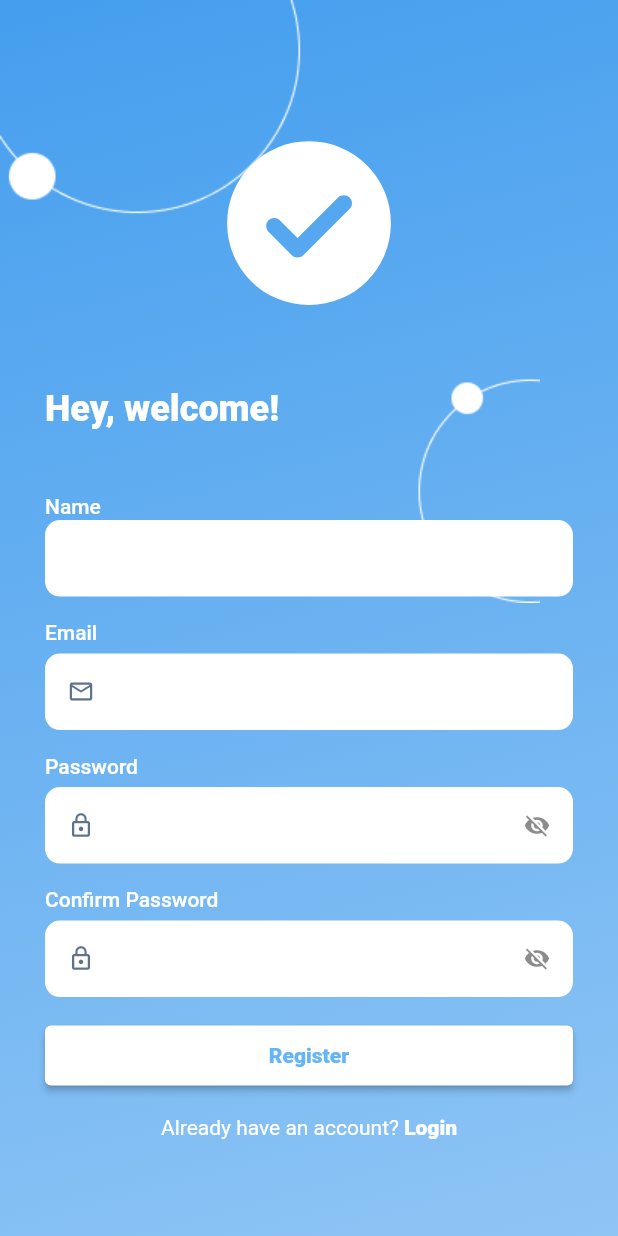
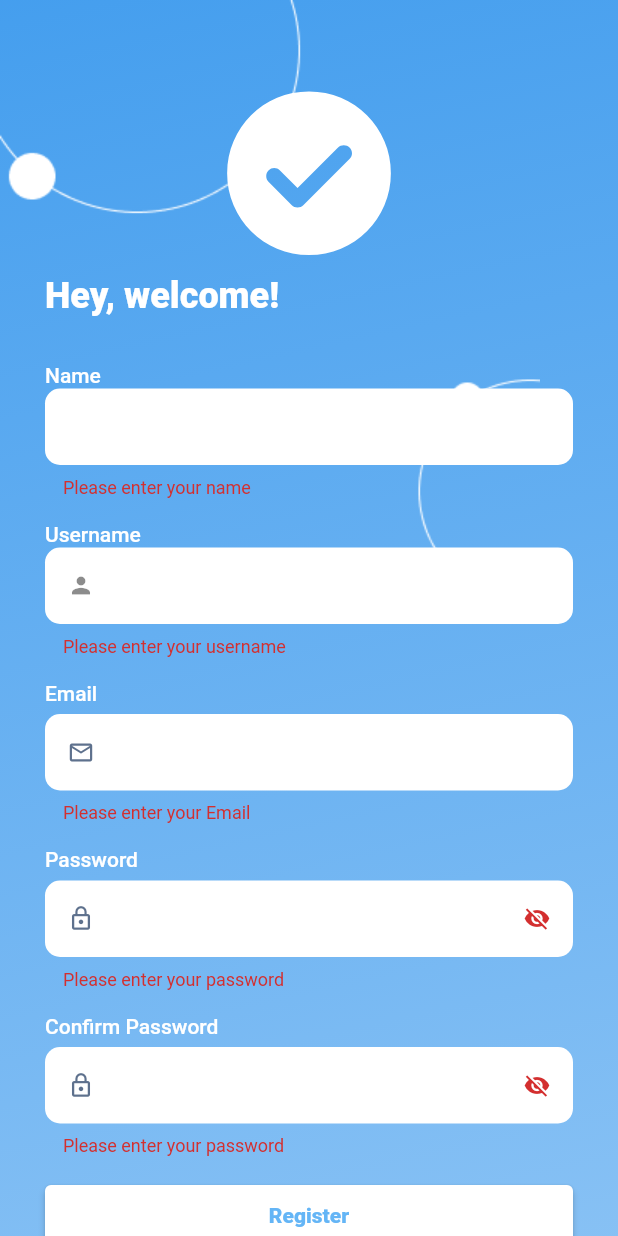
Before and after one commit to Aseupan/Mobile, a Flutter app: the screen it shows after launch, after a tap on "Register", on a phone screen of 412 x 824 dp. Run offline on Flutter 3.47's test engine with Material 2 defaults, Android fonts, the phone set to English and light mode, and no system bars; our stand-ins replace dio, email_validator, flutter_hooks, flutter_screenutil, flutter_svg, fluttertoast and 4 more; generated files the repository leaves out were written again; Roboto replaces fonts that are missing (Poppins).

Commit message:
register API management and add toast (#6)

```diff
--- a/lib/services/api/base_url.dart
+++ b/lib/services/api/base_url.dart
@@ -1 +1 @@
-String BASE_URL = "https://ecd2-175-45-191-252.ap.ngrok.io";
+String BASE_URL = "https://38ef-118-99-127-58.ap.ngrok.io";
--- a/lib/views/auth/login_screen.dart
+++ b/lib/views/auth/login_screen.dart
@@ -1,7 +1,6 @@
 import 'package:flutter/gestures.dart';
 import 'package:flutter/material.dart';
 import 'package:flutter_svg/flutter_svg.dart';
-import 'package:fluttertoast/fluttertoast.dart';
 import 'package:get/get.dart';
 import 'package:mobile/controller/auth/auth_controller.dart';
 import 'package:mobile/routes/app_routes.dart';
--- a/lib/views/auth/register_screen.dart
+++ b/lib/views/auth/register_screen.dart
@@ -1,8 +1,11 @@
+import 'package:email_validator/email_validator.dart';
 import 'package:flutter/gestures.dart';
 import 'package:flutter/material.dart';
 import 'package:flutter_svg/flutter_svg.dart';
 import 'package:get/get.dart';
+import 'package:mobile/controller/auth/auth_controller.dart';
 import 'package:mobile/routes/app_routes.dart';
+import 'package:mobile/services/api/user_token.dart';
 import 'package:mobile/utils/color_contant.dart';
 import 'package:mobile/widgets/text_styles.dart';
 import 'package:sizer/sizer.dart';
@@ -16,6 +19,10 @@ class RegisterScreen extends StatefulWidget {
 
 class _RegisterScreenState extends State<RegisterScreen> {
   bool _obscureText = true;
+  bool _obscureConfirmPassword = true;
+  final _formKey = GlobalKey<FormState>();
+  final AuthController _controller = Get.find<AuthController>();
+  final confirmPasswordController = TextEditingController();
 
   @override
   Widget build(BuildContext context) {
@@ -26,19 +33,20 @@ class _RegisterScreenState extends State<RegisterScreen> {
             gradient: ColorConstants.gradient['blue2'],
           ),
           width: 100.w,
-          height: 100.h,
           child: Stack(
             children: [
               Image(
                 image: AssetImage("assets/images/login.png"),
               ),
-              Padding(
+              Form(
+                key: _formKey,
+                child: Padding(
                   padding: EdgeInsets.symmetric(horizontal: 30),
                   child: Column(
                     mainAxisAlignment: MainAxisAlignment.spaceAround,
                     crossAxisAlignment: CrossAxisAlignment.start,
                     children: [
-                    SizedBox(height: 20),
+                      SizedBox(height: 50),
                       Center(
                         child: SvgPicture.asset("assets/images/logo.svg"),
                       ),
@@ -49,6 +57,7 @@ class _RegisterScreenState extends State<RegisterScreen> {
                           weight: FontWeight.w800,
                         ),
                       ),
+                      SizedBox(height: 30),
                       Column(
                         crossAxisAlignment: CrossAxisAlignment.start,
                         children: [
@@ -59,7 +68,7 @@ class _RegisterScreenState extends State<RegisterScreen> {
                               color: Colors.white,
                             ),
                           ),
-                        TextField(
+                          TextFormField(
                             decoration: InputDecoration(
                               filled: true,
                               isDense: true,
@@ -69,7 +78,42 @@ class _RegisterScreenState extends State<RegisterScreen> {
                               ),
                               fillColor: Colors.white,
                             ),
-                          keyboardType: TextInputType.emailAddress,
+                            controller: _controller.registerForm['name'],
+                            validator: (value) {
+                              if (value!.isEmpty) {
+                                return 'Please enter your name';
+                              }
+
+                              return null;
+                            },
+                          ),
+                          SizedBox(height: 15),
+                          Text(
+                            "Username",
+                            style: bodyTextStyle(
+                              weight: FontWeight.w500,
+                              color: Colors.white,
+                            ),
+                          ),
+                          TextFormField(
+                            decoration: InputDecoration(
+                              prefixIcon: Icon(Icons.person),
+                              filled: true,
+                              isDense: true,
+                              border: OutlineInputBorder(
+                                borderRadius: BorderRadius.circular(10.0),
+                                borderSide: BorderSide.none,
+                              ),
+                              fillColor: Colors.white,
+                            ),
+                            controller: _controller.registerForm['username'],
+                            validator: (value) {
+                              if (value!.isEmpty) {
+                                return 'Please enter your username';
+                              }
+
+                              return null;
+                            },
                           ),
                           SizedBox(height: 15),
                           Text(
@@ -80,7 +124,7 @@ class _RegisterScreenState extends State<RegisterScreen> {
                             ),
                           ),
                           SizedBox(height: 5),
-                        TextField(
+                          TextFormField(
                             decoration: InputDecoration(
                               filled: true,
                               isDense: true,
@@ -95,6 +139,17 @@ class _RegisterScreenState extends State<RegisterScreen> {
                               ),
                             ),
                             keyboardType: TextInputType.emailAddress,
+                            controller: _controller.registerForm['email'],
+                            validator: (value) {
+                              if (value!.isEmpty) {
+                                return 'Please enter your Email';
+                              }
+                              if (!EmailValidator.validate(value)) {
+                                return "Email is not valid";
+                              }
+
+                              return null;
+                            },
                           ),
                           SizedBox(height: 15),
                           Text(
@@ -105,7 +160,7 @@ class _RegisterScreenState extends State<RegisterScreen> {
                             ),
                           ),
                           SizedBox(height: 5),
-                        TextField(
+                          TextFormField(
                             decoration: InputDecoration(
                               filled: true,
                               isDense: true,
@@ -129,7 +184,15 @@ class _RegisterScreenState extends State<RegisterScreen> {
                                 },
                               ),
                             ),
+                            controller: _controller.registerForm['password'],
                             obscureText: _obscureText,
+                            validator: (value) {
+                              if (value!.isEmpty) {
+                                return 'Please enter your password';
+                              }
+
+                              return null;
+                            },
                           ),
                           SizedBox(height: 15),
                           Text(
@@ -140,7 +203,7 @@ class _RegisterScreenState extends State<RegisterScreen> {
                             ),
                           ),
                           SizedBox(height: 5),
-                        TextField(
+                          TextFormField(
                             decoration: InputDecoration(
                               filled: true,
                               isDense: true,
@@ -154,17 +217,30 @@ class _RegisterScreenState extends State<RegisterScreen> {
                                 color: ColorConstants.slate[500],
                               ),
                               suffixIcon: IconButton(
-                              icon: _obscureText
+                                icon: _obscureConfirmPassword
                                     ? Icon(Icons.visibility_off)
                                     : Icon(Icons.visibility),
                                 onPressed: () {
                                   setState(() {
-                                  _obscureText = !_obscureText;
+                                    _obscureConfirmPassword =
+                                        !_obscureConfirmPassword;
                                   });
                                 },
                               ),
                             ),
-                          obscureText: _obscureText,
+                            controller: confirmPasswordController,
+                            obscureText: _obscureConfirmPassword,
+                            validator: (value) {
+                              if (value!.isEmpty) {
+                                return 'Please enter your password';
+                              }
+                              if (value !=
+                                  _controller.registerForm['password']!.text) {
+                                return "Your Confirm Password is Wrong";
+                              }
+
+                              return null;
+                            },
                           ),
                           SizedBox(height: 15),
                           ElevatedButton(
@@ -173,7 +249,11 @@ class _RegisterScreenState extends State<RegisterScreen> {
                               backgroundColor: Colors.white,
                               foregroundColor: ColorConstants.primary[300],
                             ),
-                          onPressed: () {},
+                            onPressed: () {
+                              if (_formKey.currentState!.validate()) {
+                                _controller.register();
+                              }
+                            },
                             child: Text(
                               "Register",
                               style: h5TextStyle(
@@ -191,7 +271,8 @@ class _RegisterScreenState extends State<RegisterScreen> {
                                 children: [
                                   TextSpan(
                                     text: "Login",
-                                  style: TextStyle(fontWeight: FontWeight.w800),
+                                    style:
+                                        TextStyle(fontWeight: FontWeight.w800),
                                     recognizer: TapGestureRecognizer()
                                       ..onTap = () {
                                         Get.toNamed(RoutePage.login);
@@ -203,8 +284,9 @@ class _RegisterScreenState extends State<RegisterScreen> {
                           ),
                         ],
                       ),
-                    SizedBox()
+                      SizedBox(height: 60),
                     ],
+                  ),
                 ),
               )
             ],
--- a/pubspec.yaml
+++ b/pubspec.yaml
@@ -28,7 +28,7 @@ dependencies:
   retrofit: ^4.0.1
   retrofit_generator: any
   fluttertoast: ^8.0.8
-  toast: ^0.3.0
+  email_validator: ^2.1.17
 
 dev_dependencies:
   flutter_test:
```
Also changed, not shown: lib/controller/auth/auth_controller.dart (+10 -4 lines), lib/services/api/post_api_service.dart (+34 -2 lines), lib/services/api/user_token.dart (+9 -0 lines), lib/services/models/register/register_model.dart (added, +15 -0 lines), lib/services/models/response.dart (+4 -22 lines), lib/services/models/sources/base_response.dart (+4 -4 lines), lib/services/models/register/register_model.g.dart (added), pubspec.lock. Lines whose indentation alone changed are shown as unchanged.
